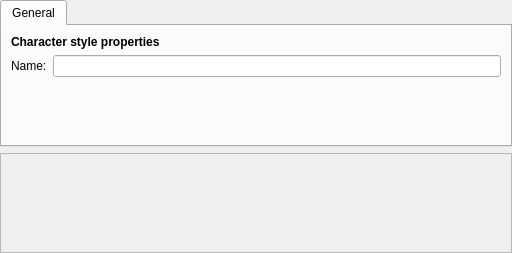
This is plugins/textshape/dialogs/CharacterGeneral.ui in KDE/krita as Qt 5 draws it before an edit. The edited form follows.
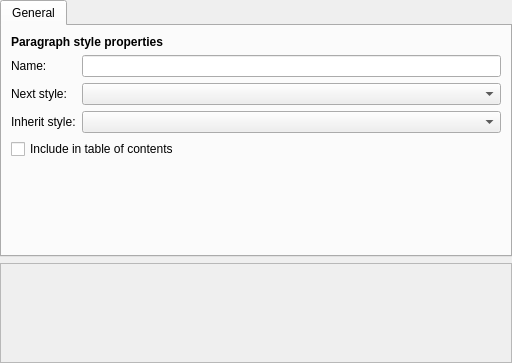
This is the edited form. Custom widgets are drawn as their Qt base class.

Commit message: Make the StyleManger show tabs for all the character properties even when it's a ParagraphStyle

The edit to the form file:
```diff
--- a/plugins/textshape/dialogs/CharacterGeneral.ui
+++ b/plugins/textshape/dialogs/CharacterGeneral.ui
@@ -7,7 +7,7 @@
     <x>0</x>
     <y>0</y>
     <width>512</width>
-    <height>253</height>
+    <height>363</height>
    </rect>
   </property>
   <layout class="QVBoxLayout" name="verticalLayout">
@@ -27,8 +27,8 @@
        <string>General</string>
       </attribute>
       <layout class="QGridLayout">
-       <item row="0" column="0" colspan="2">
-        <widget class="QLabel" name="label_2">
+       <item row="0" column="0" colspan="3">
+        <widget class="QLabel" name="label_5">
          <property name="sizePolicy">
           <sizepolicy hsizetype="Preferred" vsizetype="Fixed">
            <horstretch>0</horstretch>
@@ -36,11 +36,11 @@
           </sizepolicy>
          </property>
          <property name="text">
-          <string>&lt;b&gt;Character style properties&lt;/b&gt;</string>
+          <string>&lt;b&gt;Paragraph style properties&lt;/b&gt;</string>
          </property>
         </widget>
        </item>
-       <item row="1" column="0">
+       <item row="1" column="0" colspan="2">
         <widget class="QLabel" name="label">
          <property name="text">
           <string>Name:</string>
@@ -50,10 +50,43 @@
          </property>
         </widget>
        </item>
-       <item row="1" column="1">
+       <item row="1" column="2">
         <widget class="QLineEdit" name="name"/>
        </item>
-       <item row="2" column="1">
+       <item row="2" column="0" colspan="2">
+        <widget class="QLabel" name="label_2">
+         <property name="text">
+          <string>Next style:</string>
+         </property>
+         <property name="buddy">
+          <cstring>nextStyle</cstring>
+         </property>
+        </widget>
+       </item>
+       <item row="2" column="2">
+        <widget class="QComboBox" name="nextStyle"/>
+       </item>
+       <item row="3" column="0" colspan="2">
+        <widget class="QLabel" name="label_3">
+         <property name="text">
+          <string>Inherit style:</string>
+         </property>
+         <property name="buddy">
+          <cstring>inheritStyle</cstring>
+         </property>
+        </widget>
+       </item>
+       <item row="3" column="2">
+        <widget class="QComboBox" name="inheritStyle"/>
+       </item>
+       <item row="4" column="0" colspan="3">
+        <widget class="QCheckBox" name="inToc">
+         <property name="text">
+          <string>Include in table of contents</string>
+         </property>
+        </widget>
+       </item>
+       <item row="5" column="0">
         <spacer name="verticalSpacer">
          <property name="orientation">
           <enum>Qt::Vertical</enum>
```
Left out of the diff: 3 changed lines with no effect on the pictures. The commit also changes 5 other files.
